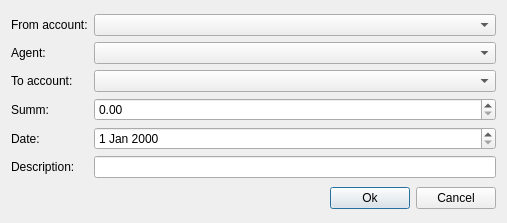
sergey196510/mycash, file editoperation.ui: the form before one commit.
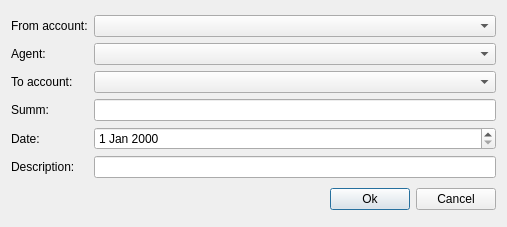
The form after the commit. Custom widgets are drawn as their Qt base class.

What changed in the file:
```diff
--- a/editoperation.ui
+++ b/editoperation.ui
@@ -7,7 +7,7 @@
     <x>0</x>
     <y>0</y>
     <width>507</width>
-    <height>223</height>
+    <height>227</height>
    </rect>
   </property>
   <property name="windowTitle">
@@ -43,9 +43,6 @@
        </property>
       </widget>
      </item>
-     <item row="3" column="1">
-      <widget class="QDoubleSpinBox" name="summSpinBox"/>
-     </item>
      <item row="4" column="0">
       <widget class="QLabel" name="label_4">
        <property name="text">
@@ -76,6 +73,9 @@
      <item row="1" column="1">
       <widget class="AgentComboBox" name="agent_comboBox"/>
      </item>
+     <item row="3" column="1">
+      <widget class="currencyEdit" name="summSpinBox"/>
+     </item>
     </layout>
    </item>
    <item>
@@ -112,15 +112,20 @@
   </layout>
  </widget>
  <customwidgets>
+  <customwidget>
+   <class>AccountComboBox</class>
+   <extends>QComboBox</extends>
+   <header location="global">accountcombobox.h</header>
+  </customwidget>
   <customwidget>
    <class>MyDateEdit</class>
    <extends>QDateEdit</extends>
    <header location="global">mydateedit.h</header>
   </customwidget>
   <customwidget>
-   <class>AccountComboBox</class>
-   <extends>QComboBox</extends>
-   <header location="global">accountcombobox.h</header>
+   <class>currencyEdit</class>
+   <extends>QLineEdit</extends>
+   <header location="global">currencyedit.h</header>
   </customwidget>
   <customwidget>
    <class>AgentComboBox</class>
```
Left out of the diff: 1 changed line with no effect on the pictures.
